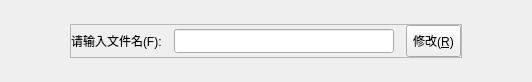
Before: the Qt Designer form QtNodePad/QtNodePad/RenameDialog.ui in KikyoShaw/QtNotepadPlusPlus, drawn with Qt 5.
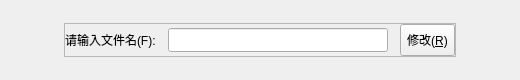
After: the same form once the commit is applied.

The edit to the form file:
```diff
--- a/QtNodePad/QtNodePad/RenameDialog.ui
+++ b/QtNodePad/QtNodePad/RenameDialog.ui
@@ -6,10 +6,22 @@
    <rect>
     <x>0</x>
     <y>0</y>
-    <width>532</width>
-    <height>82</height>
+    <width>520</width>
+    <height>80</height>
    </rect>
   </property>
+  <property name="minimumSize">
+   <size>
+    <width>520</width>
+    <height>80</height>
+   </size>
+  </property>
+  <property name="maximumSize">
+   <size>
+    <width>520</width>
+    <height>80</height>
+   </size>
+  </property>
   <property name="windowTitle">
    <string>重命名</string>
   </property>
```
